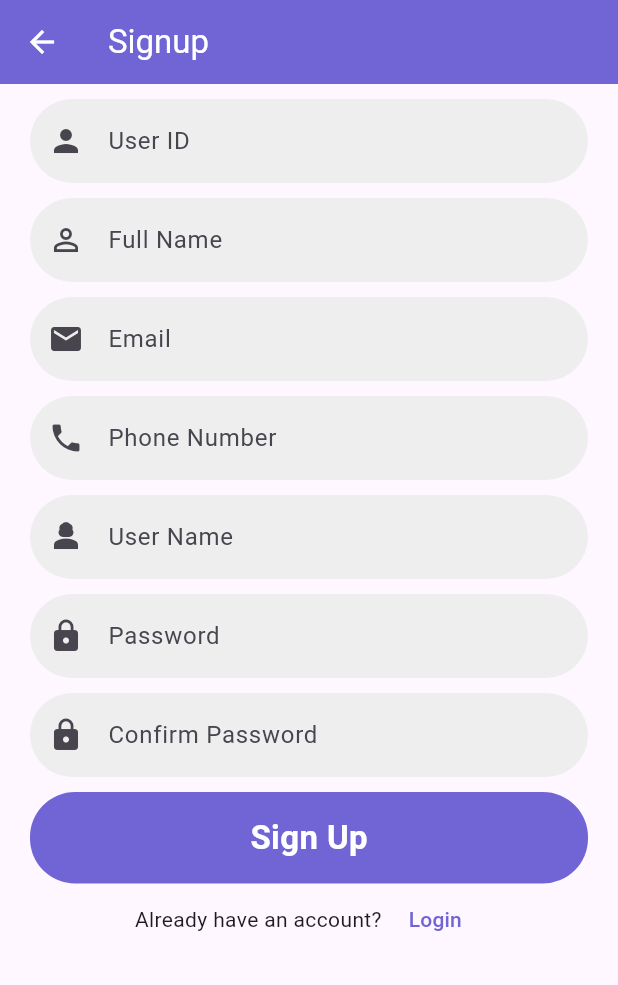
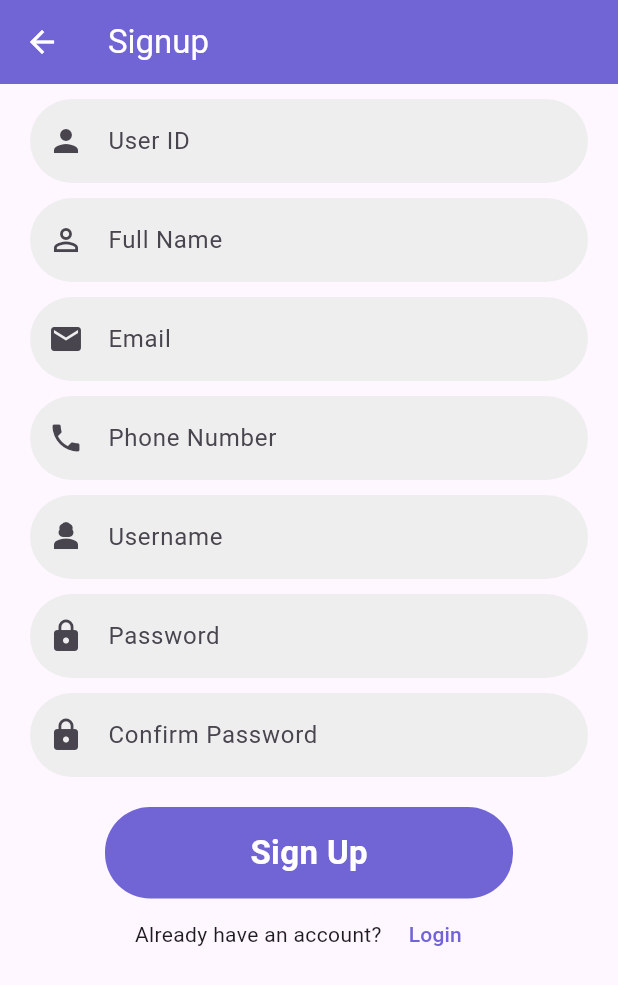
Before and after one commit to mahran01/ISB26603-Spa-App, a Flutter app: the screen it shows after launch, after a tap on "Sign Up", on a phone screen of 412 x 824 dp. Shown: the top 985 px of the screen. Run offline on Flutter 3.47's test engine with Material 3 defaults, Android fonts, the light colour scheme and no system bars; our stand-ins replace sqflite; accounts and stored records are empty.

Commit message:
update login sigup and welcome page

```diff
--- a/lib/views/signup_page.dart
+++ b/lib/views/signup_page.dart
@@ -107,7 +107,7 @@ class _SignUpState extends State<SignUp> {
                     controller: _conUserName,
                     icon: Icons.person_3,
                     inputType: TextInputType.name,
-                    hintName: 'User Name',
+                    hintName: 'Username',
                   ),
                   SizedBox(height: 10.0),
                   getTextFormField(
@@ -123,16 +123,19 @@ class _SignUpState extends State<SignUp> {
                     hintName: 'Confirm Password',
                     isObscureText: true,
                   ),
-                  SizedBox(height: 10.0),
-                  SpaLongButton(onTap: signUp, text: "Sign Up"),
+                  SizedBox(height: 20.0),
+                  Padding(
+                    padding: EdgeInsets.symmetric(horizontal: 50),
+                    child: SpaLongButton(onTap: signUp, text: "Sign Up"),
+                  ),
                   Container(
                     child: Row(
                       mainAxisAlignment: MainAxisAlignment.center,
                       children: [
                         Text('Already have an account? '),
                         TextButton(
-                          style:
-                              TextButton.styleFrom(primary: Color(0xFF7165D6)),
+                          style: TextButton.styleFrom(
+                              foregroundColor: Theme.of(context).primaryColor),
                           child: Text('Login'),
                           onPressed: () {
                             Navigator.push(
--- a/lib/views/welcome_page.dart
+++ b/lib/views/welcome_page.dart
@@ -21,10 +21,10 @@ class WelcomePage extends StatelessWidget {
               child: TextButton(
                 // TODO: continue to apply the route
                 onPressed: () => Navigator.pushNamed(context, ""),
-                child: const Text(
+                child: Text(
                   "SKIP",
                   style: TextStyle(
-                    color: Color(0xFF7165D6),
+                    color: Theme.of(context).primaryColor,
                     fontSize: 20,
                   ),
                 ),
@@ -36,11 +36,11 @@ class WelcomePage extends StatelessWidget {
               child: Image.asset("images/WelcomePage.jpg"),
             ),
             const SizedBox(height: 30),
-            const Text(
+            Text(
               "Facial Treatment Appointment",
               textAlign: TextAlign.center,
               style: TextStyle(
-                color: Color(0xFF7165D6),
+                color: Theme.of(context).primaryColor,
                 fontSize: 35,
                 fontWeight: FontWeight.bold,
               ),
```
Also changed, not shown: lib/views/login_page.dart (+70 -2 lines).
